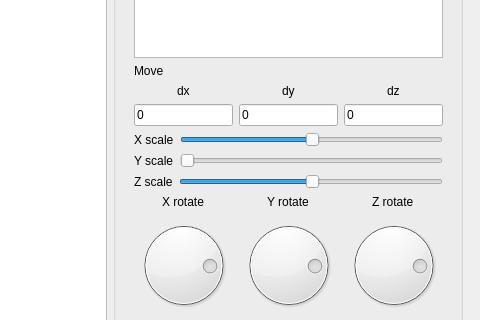
Qt form Sem5_Roberts/mainwindow.ui (rbaygildin/learn-graphics) before a commit; both pictures show x 537 to 1017 and y 253 to 573 of the 1017 by 764 pixel window.
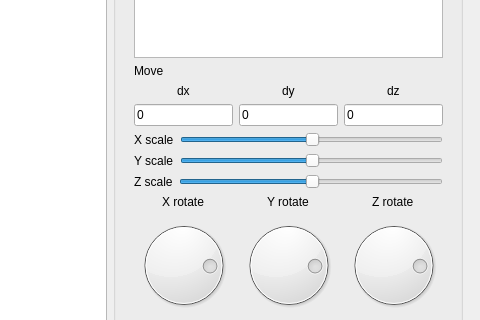
The same form after that commit.

```diff
--- a/Sem5_Roberts/mainwindow.ui
+++ b/Sem5_Roberts/mainwindow.ui
@@ -178,6 +178,9 @@
              </item>
              <item>
               <widget class="QSlider" name="yScaleInput">
+               <property name="value">
+                <number>50</number>
+               </property>
                <property name="orientation">
                 <enum>Qt::Horizontal</enum>
                </property>
```
